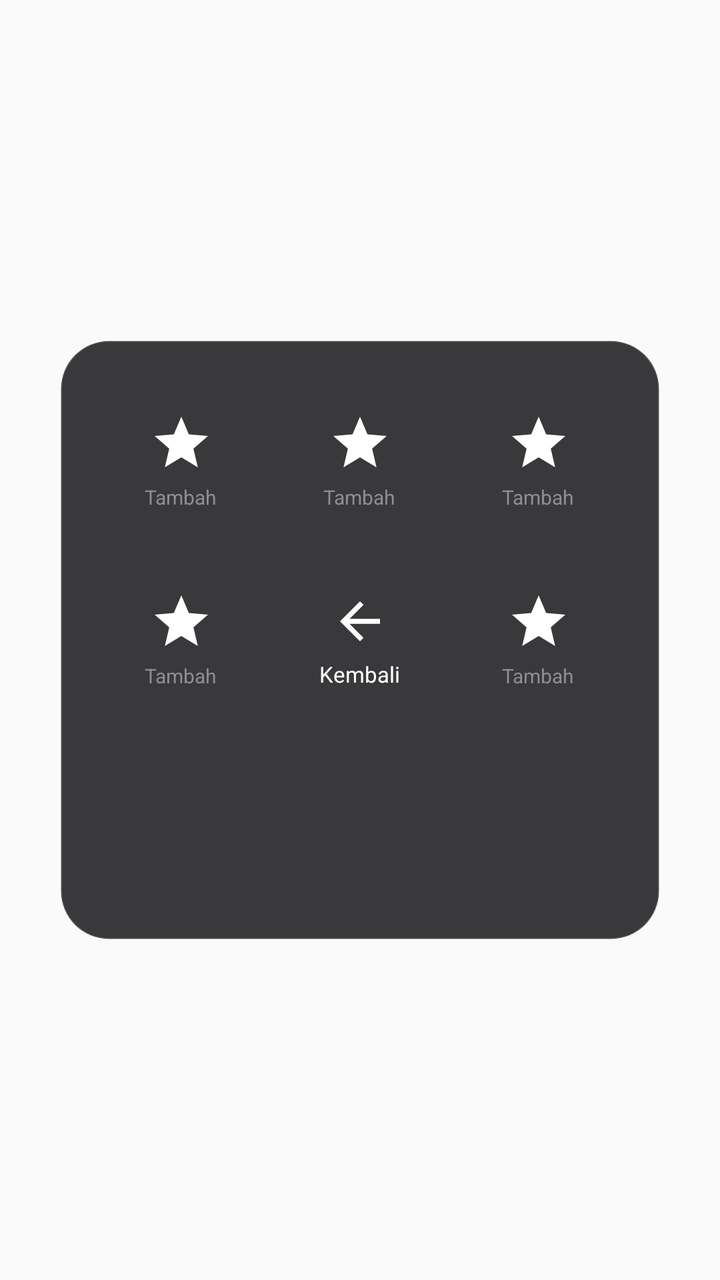
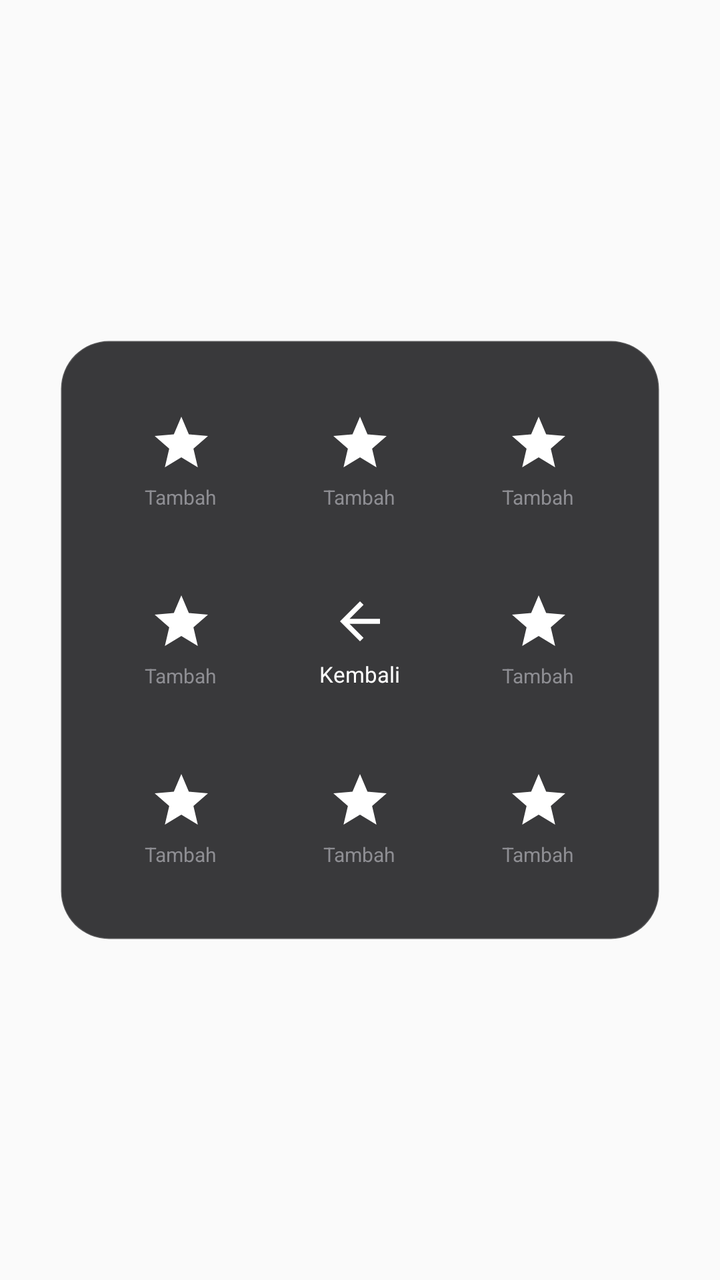

An Android layout rendered at two revisions. The XML below is the earlier revision; the diff shows what the commit changed to produce the second picture.
<!-- AndroidManifest.xml: application theme Theme.AppCompat.Light.NoActionBar -->
<!-- res/layout/layout_favorite_menu.xml -->
<?xml version="1.0" encoding="utf-8"?>
<FrameLayout xmlns:android="http://schemas.android.com/apk/res/android"
    android:id="@+id/fav_outside_touch"
    android:layout_width="match_parent"
    android:layout_height="match_parent"
    android:clickable="true"
    android:focusable="true">

    <GridLayout
        android:layout_width="300dp"
        android:layout_height="300dp"
        android:layout_gravity="center"
        android:background="@drawable/bg_menu_box"
        android:columnCount="3"
        android:elevation="20dp"
        android:padding="16dp"
        android:rowCount="3">

        
        <LinearLayout
            android:id="@+id/btn_fav_1"
            android:layout_width="0dp"
            android:layout_height="0dp"
            android:layout_rowWeight="1"
            android:layout_columnWeight="1"
            android:clickable="true"
            android:focusable="true"
            android:gravity="center"
            android:orientation="vertical">

            <ImageView
                android:id="@+id/img_fav_icon"
                android:layout_width="32dp"
                android:layout_height="32dp"
                android:src="@drawable/ic_star" />

            <TextView
                android:id="@+id/txt_fav_label"
                android:layout_width="wrap_content"
                android:layout_height="wrap_content"
                android:layout_marginTop="4dp"
                android:text="Tambah"
                android:textColor="#8E8E93"
                android:textSize="10sp" />
        </LinearLayout>

        
        <LinearLayout
            android:id="@+id/btn_fav_2"
            android:layout_width="0dp"
            android:layout_height="0dp"
            android:layout_rowWeight="1"
            android:layout_columnWeight="1"
            android:clickable="true"
            android:focusable="true"
            android:gravity="center"
            android:orientation="vertical">

            <ImageView
                android:id="@+id/img_fav_icon"
                android:layout_width="32dp"
                android:layout_height="32dp"
                android:src="@drawable/ic_star" />

            <TextView
                android:id="@+id/txt_fav_label"
                android:layout_width="wrap_content"
                android:layout_height="wrap_content"
                android:layout_marginTop="4dp"
                android:text="Tambah"
                android:textColor="#8E8E93"
                android:textSize="10sp" />
        </LinearLayout>

        
        <LinearLayout
            android:id="@+id/btn_fav_3"
            android:layout_width="0dp"
            android:layout_height="0dp"
            android:layout_rowWeight="1"
            android:layout_columnWeight="1"
            android:clickable="true"
            android:focusable="true"
            android:gravity="center"
            android:orientation="vertical">

            <ImageView
                android:id="@+id/img_fav_icon"
                android:layout_width="32dp"
                android:layout_height="32dp"
                android:src="@drawable/ic_star" />

            <TextView
                android:id="@+id/txt_fav_label"
                android:layout_width="wrap_content"
                android:layout_height="wrap_content"
                android:layout_marginTop="4dp"
                android:text="Tambah"
                android:textColor="#8E8E93"
                android:textSize="10sp" />
        </LinearLayout>

        
        <LinearLayout
            android:id="@+id/btn_fav_4"
            android:layout_width="0dp"
            android:layout_height="0dp"
            android:layout_rowWeight="1"
            android:layout_columnWeight="1"
            android:clickable="true"
            android:focusable="true"
            android:gravity="center"
            android:orientation="vertical">

            <ImageView
                android:id="@+id/img_fav_icon"
                android:layout_width="32dp"
                android:layout_height="32dp"
                android:src="@drawable/ic_star" />

            <TextView
                android:id="@+id/txt_fav_label"
                android:layout_width="wrap_content"
                android:layout_height="wrap_content"
                android:layout_marginTop="4dp"
                android:text="Tambah"
                android:textColor="#8E8E93"
                android:textSize="10sp" />
        </LinearLayout>

        
        <LinearLayout
            android:id="@+id/btn_fav_back_to_main"
            android:layout_width="0dp"
            android:layout_height="0dp"
            android:layout_rowWeight="1"
            android:layout_columnWeight="1"
            android:clickable="true"
            android:focusable="true"
            android:gravity="center"
            android:orientation="vertical">

            <ImageView
                android:layout_width="30dp"
                android:layout_height="30dp"
                android:src="@drawable/ic_back" />

            <TextView
                android:layout_width="wrap_content"
                android:layout_height="wrap_content"
                android:layout_marginTop="4dp"
                android:text="Kembali"
                android:textColor="#FFFFFF"
                android:textSize="11sp" />
        </LinearLayout>

        
        <LinearLayout
            android:id="@+id/btn_fav_5"
            android:layout_width="0dp"
            android:layout_height="0dp"
            android:layout_rowWeight="1"
            android:layout_columnWeight="1"
            android:clickable="true"
            android:focusable="true"
            android:gravity="center"
            android:orientation="vertical">

            <ImageView
                android:id="@+id/img_fav_icon"
                android:layout_width="32dp"
                android:layout_height="32dp"
                android:src="@drawable/ic_star" />

            <TextView
                android:id="@+id/txt_fav_label"
                android:layout_width="wrap_content"
                android:layout_height="wrap_content"
                android:layout_marginTop="4dp"
                android:text="Tambah"
                android:textColor="#8E8E93"
                android:textSize="10sp" />
        </LinearLayout>

        <View
            android:layout_width="0dp"
            android:layout_height="0dp"
            android:layout_rowWeight="1"
            android:layout_columnWeight="1" />

        <View
            android:layout_width="0dp"
            android:layout_height="0dp"
            android:layout_rowWeight="1"
            android:layout_columnWeight="1" />

        <View
            android:layout_width="0dp"
            android:layout_height="0dp"
            android:layout_rowWeight="1"
            android:layout_columnWeight="1" />

    </GridLayout>
</FrameLayout>
<!-- resources referenced by this layout -->
<resources>
  <!-- drawable bg_menu_box (drawable) -->
  <?xml version="1.0" encoding="utf-8"?>
  <shape xmlns:android="http://schemas.android.com/apk/res/android"
      android:shape="rectangle">
      <corners android:radius="24dp" />
      <solid android:color="#DD1C1C1E" />
      <stroke
          android:width="1dp"
          android:color="#26FFFFFF" />
  </shape>
  <!-- drawable ic_back (drawable) -->
  <vector xmlns:android="http://schemas.android.com/apk/res/android"
      android:width="32dp"
      android:height="32dp"
      android:viewportWidth="24"
      android:viewportHeight="24">
      <path
          android:fillColor="#FFFFFF"
          android:pathData="M20,11H7.83l5.59-5.59L12,4l-8,8l8,8l1.41-1.41L7.83,13H20V11z"/>
  </vector>
  <!-- drawable ic_star (drawable) -->
  <vector xmlns:android="http://schemas.android.com/apk/res/android"
      android:width="32dp"
      android:height="32dp"
      android:viewportWidth="24"
      android:viewportHeight="24">
      <path
          android:fillColor="#FFFFFF"
          android:pathData="M12,17.27L18.18,21l-1.64-7.03L22,9.24l-7.19-0.61L12,2L9.19,8.63L2,9.24l5.46,4.73L5.82,21z"/>
  </vector>
</resources>

<!-- the commit's change to res/layout/layout_favorite_menu.xml (unified diff, before → after) -->
@@ -12,9 +12,9 @@
         android:layout_gravity="center"
         android:background="@drawable/bg_menu_box"
         android:columnCount="3"
+        android:rowCount="3"
         android:elevation="20dp"
-        android:padding="16dp"
-        android:rowCount="3">
+        android:padding="16dp">
 
         
         <LinearLayout
@@ -182,23 +182,89 @@
                 android:textSize="10sp" />
         </LinearLayout>
 
-        <View
-            android:layout_width="0dp"
-            android:layout_height="0dp"
-            android:layout_rowWeight="1"
-            android:layout_columnWeight="1" />
-
-        <View
-            android:layout_width="0dp"
-            android:layout_height="0dp"
-            android:layout_rowWeight="1"
-            android:layout_columnWeight="1" />
-
-        <View
-            android:layout_width="0dp"
-            android:layout_height="0dp"
-            android:layout_rowWeight="1"
-            android:layout_columnWeight="1" />
+        
+        <LinearLayout
+            android:id="@+id/btn_fav_6"
+            android:layout_width="0dp"
+            android:layout_height="0dp"
+            android:layout_rowWeight="1"
+            android:layout_columnWeight="1"
+            android:clickable="true"
+            android:focusable="true"
+            android:gravity="center"
+            android:orientation="vertical">
+
+            <ImageView
+                android:id="@+id/img_fav_icon"
+                android:layout_width="32dp"
+                android:layout_height="32dp"
+                android:src="@drawable/ic_star" />
+
+            <TextView
+                android:id="@+id/txt_fav_label"
+                android:layout_width="wrap_content"
+                android:layout_height="wrap_content"
+                android:layout_marginTop="4dp"
+                android:text="Tambah"
+                android:textColor="#8E8E93"
+                android:textSize="10sp" />
+        </LinearLayout>
+
+        
+        <LinearLayout
+            android:id="@+id/btn_fav_7"
+            android:layout_width="0dp"
+            android:layout_height="0dp"
+            android:layout_rowWeight="1"
+            android:layout_columnWeight="1"
+            android:clickable="true"
+            android:focusable="true"
+            android:gravity="center"
+            android:orientation="vertical">
+
+            <ImageView
+                android:id="@+id/img_fav_icon"
+                android:layout_width="32dp"
+                android:layout_height="32dp"
+                android:src="@drawable/ic_star" />
+
+            <TextView
+                android:id="@+id/txt_fav_label"
+                android:layout_width="wrap_content"
+                android:layout_height="wrap_content"
+                android:layout_marginTop="4dp"
+                android:text="Tambah"
+                android:textColor="#8E8E93"
+                android:textSize="10sp" />
+        </LinearLayout>
+
+        
+        <LinearLayout
+            android:id="@+id/btn_fav_8"
+            android:layout_width="0dp"
+            android:layout_height="0dp"
+            android:layout_rowWeight="1"
+            android:layout_columnWeight="1"
+            android:clickable="true"
+            android:focusable="true"
+            android:gravity="center"
+            android:orientation="vertical">
+
+            <ImageView
+                android:id="@+id/img_fav_icon"
+                android:layout_width="32dp"
+                android:layout_height="32dp"
+                android:src="@drawable/ic_star" />
+
+            <TextView
+                android:id="@+id/txt_fav_label"
+                android:layout_width="wrap_content"
+                android:layout_height="wrap_content"
+                android:layout_marginTop="4dp"
+                android:text="Tambah"
+                android:textColor="#8E8E93"
+                android:textSize="10sp" />
+        </LinearLayout>
 
     </GridLayout>
 </FrameLayout>
